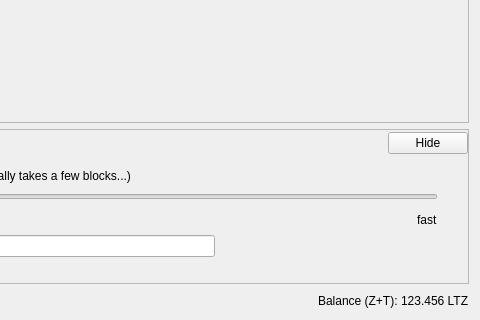
Above: src/qt/forms/sendzcoinsdialog.ui from GeorgeRDG/litecoinz before the change; both pictures show x 370 to 850 and y 274 to 594 of the 850 by 594 pixel window. Below: the same form after it.
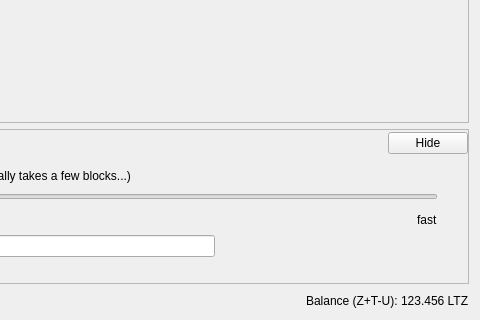
That is the form after the change. Icons and pictures are not drawn. Custom widgets are drawn as their Qt base class.

```diff
--- a/src/qt/forms/sendzcoinsdialog.ui
+++ b/src/qt/forms/sendzcoinsdialog.ui
@@ -1157,7 +1157,7 @@
           </sizepolicy>
          </property>
          <property name="text">
-          <string>Balance (Z+T):</string>
+          <string>Balance (Z+T-U):</string>
          </property>
         </widget>
        </item>
```
Left out of the diff: 6 changed lines with no effect on the pictures.
